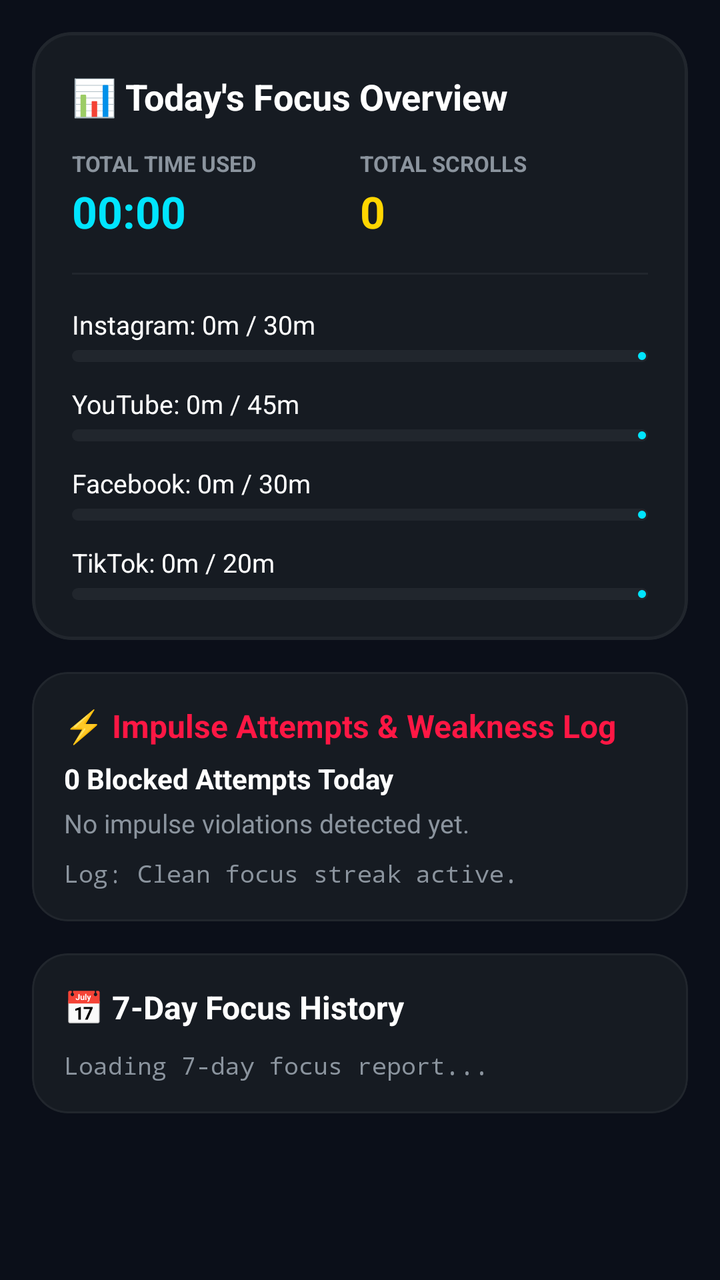
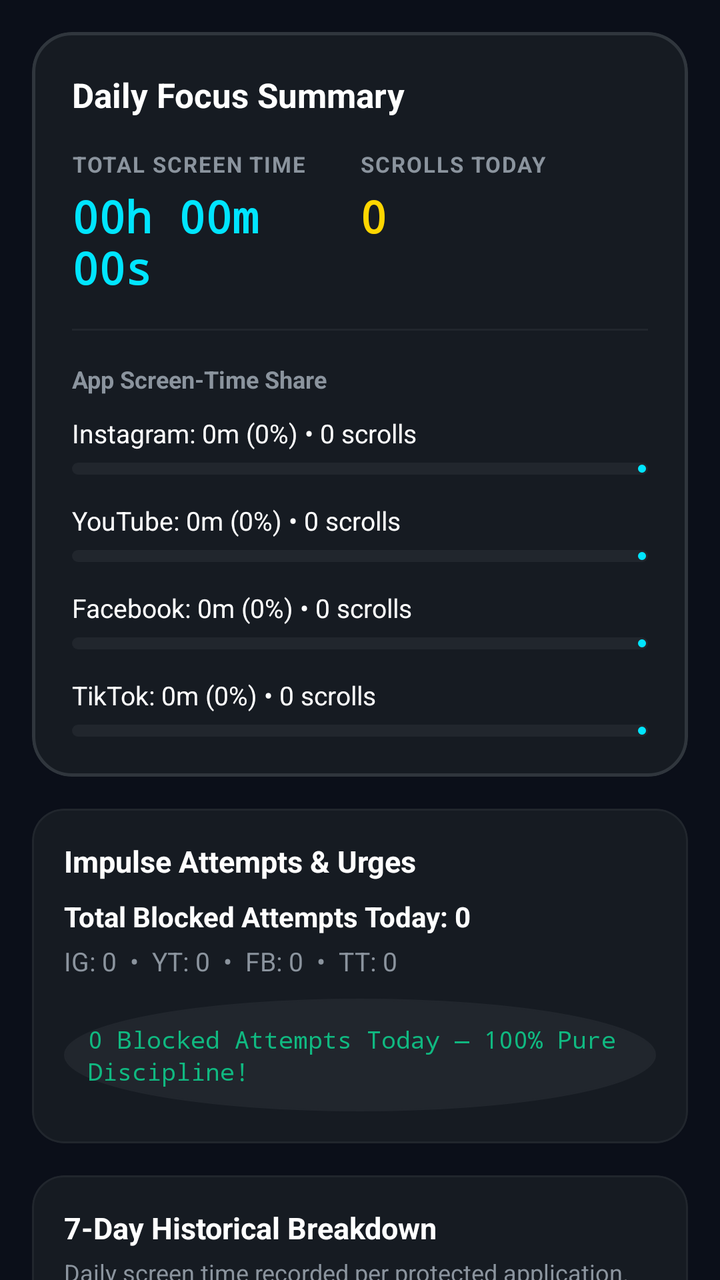

Two renders of the same Android screen: before a commit and after it. Below are the layout's source before the change and the commit's diff.
<!-- AndroidManifest.xml: application theme Theme.InstaGuard -->
<!-- res/layout/fragment_analytics.xml -->
<?xml version="1.0" encoding="utf-8"?>
<androidx.core.widget.NestedScrollView xmlns:android="http://schemas.android.com/apk/res/android"
    xmlns:app="http://schemas.android.com/apk/res-auto"
    xmlns:tools="http://schemas.android.com/tools"
    android:id="@+id/scrollAnalytics"
    android:layout_width="match_parent"
    android:layout_height="match_parent"
    android:background="@color/bg_primary"
    android:fillViewport="true">

    <LinearLayout
        android:id="@+id/layoutAnalyticsContent"
        android:layout_width="match_parent"
        android:layout_height="wrap_content"
        android:orientation="vertical"
        android:padding="16dp">

        
        <com.google.android.material.card.MaterialCardView
            android:id="@+id/cardAnalyticsReport"
            android:layout_width="match_parent"
            android:layout_height="wrap_content"
            android:layout_marginBottom="16dp"
            app:cardCornerRadius="20dp"
            app:cardElevation="0dp"
            app:strokeWidth="1.5dp"
            app:strokeColor="@color/surface_variant"
            app:cardBackgroundColor="@color/surface_card">

            <LinearLayout
                android:layout_width="match_parent"
                android:layout_height="wrap_content"
                android:orientation="vertical"
                android:padding="20dp">

                <TextView
                    android:layout_width="wrap_content"
                    android:layout_height="wrap_content"
                    android:text="📊 Today's Focus Overview"
                    android:textColor="@color/text_primary"
                    android:textSize="18sp"
                    android:textStyle="bold" />

                <LinearLayout
                    android:layout_width="match_parent"
                    android:layout_height="wrap_content"
                    android:layout_marginTop="14dp"
                    android:orientation="horizontal">

                    <LinearLayout
                        android:layout_width="0dp"
                        android:layout_height="wrap_content"
                        android:layout_weight="1"
                        android:orientation="vertical">

                        <TextView
                            android:layout_width="wrap_content"
                            android:layout_height="wrap_content"
                            android:text="TOTAL TIME USED"
                            android:textColor="@color/text_secondary"
                            android:textSize="11sp"
                            android:textStyle="bold" />

                        <TextView
                            android:id="@+id/tvAnalyticsTodayTotal"
                            android:layout_width="wrap_content"
                            android:layout_height="wrap_content"
                            android:layout_marginTop="2dp"
                            android:text="00:00"
                            android:textColor="@color/accent_neon_blue"
                            android:textSize="22sp"
                            android:textStyle="bold" />
                    </LinearLayout>

                    <LinearLayout
                        android:layout_width="0dp"
                        android:layout_height="wrap_content"
                        android:layout_weight="1"
                        android:orientation="vertical">

                        <TextView
                            android:layout_width="wrap_content"
                            android:layout_height="wrap_content"
                            android:text="TOTAL SCROLLS"
                            android:textColor="@color/text_secondary"
                            android:textSize="11sp"
                            android:textStyle="bold" />

                        <TextView
                            android:id="@+id/tvAnalyticsScrollsTotal"
                            android:layout_width="wrap_content"
                            android:layout_height="wrap_content"
                            android:layout_marginTop="2dp"
                            android:text="0"
                            android:textColor="@color/accent_yellow"
                            android:textSize="22sp"
                            android:textStyle="bold" />
                    </LinearLayout>
                </LinearLayout>

                <View
                    android:layout_width="match_parent"
                    android:layout_height="1dp"
                    android:layout_marginTop="16dp"
                    android:layout_marginBottom="16dp"
                    android:background="@color/surface_variant" />

                
                <TextView
                    android:id="@+id/tvAnalyticsInstagram"
                    android:layout_width="match_parent"
                    android:layout_height="wrap_content"
                    android:text="Instagram: 0m / 30m"
                    android:textColor="@color/text_primary"
                    android:textSize="13sp" />

                <com.google.android.material.progressindicator.LinearProgressIndicator
                    android:id="@+id/progressAnalyticsInstagram"
                    android:layout_width="match_parent"
                    android:layout_height="wrap_content"
                    android:layout_marginTop="4dp"
                    android:layout_marginBottom="12dp"
                    app:trackColor="@color/surface_variant"
                    app:indicatorColor="@color/accent_neon_blue"
                    app:trackCornerRadius="4dp"
                    app:trackThickness="6dp" />

                
                <TextView
                    android:id="@+id/tvAnalyticsYouTube"
                    android:layout_width="match_parent"
                    android:layout_height="wrap_content"
                    android:text="YouTube: 0m / 45m"
                    android:textColor="@color/text_primary"
                    android:textSize="13sp" />

                <com.google.android.material.progressindicator.LinearProgressIndicator
                    android:id="@+id/progressAnalyticsYouTube"
                    android:layout_width="match_parent"
                    android:layout_height="wrap_content"
                    android:layout_marginTop="4dp"
                    android:layout_marginBottom="12dp"
                    app:trackColor="@color/surface_variant"
                    app:indicatorColor="@color/accent_neon_blue"
                    app:trackCornerRadius="4dp"
                    app:trackThickness="6dp" />

                
                <TextView
                    android:id="@+id/tvAnalyticsFacebook"
                    android:layout_width="match_parent"
                    android:layout_height="wrap_content"
                    android:text="Facebook: 0m / 30m"
                    android:textColor="@color/text_primary"
                    android:textSize="13sp" />

                <com.google.android.material.progressindicator.LinearProgressIndicator
                    android:id="@+id/progressAnalyticsFacebook"
                    android:layout_width="match_parent"
                    android:layout_height="wrap_content"
                    android:layout_marginTop="4dp"
                    android:layout_marginBottom="12dp"
                    app:trackColor="@color/surface_variant"
                    app:indicatorColor="@color/accent_neon_blue"
                    app:trackCornerRadius="4dp"
                    app:trackThickness="6dp" />

                
                <TextView
                    android:id="@+id/tvAnalyticsTikTok"
                    android:layout_width="match_parent"
                    android:layout_height="wrap_content"
                    android:text="TikTok: 0m / 20m"
                    android:textColor="@color/text_primary"
                    android:textSize="13sp" />

                <com.google.android.material.progressindicator.LinearProgressIndicator
                    android:id="@+id/progressAnalyticsTikTok"
                    android:layout_width="match_parent"
                    android:layout_height="wrap_content"
                    android:layout_marginTop="4dp"
                    app:trackColor="@color/surface_variant"
                    app:indicatorColor="@color/accent_neon_blue"
                    app:trackCornerRadius="4dp"
                    app:trackThickness="6dp" />
            </LinearLayout>
        </com.google.android.material.card.MaterialCardView>

        
        <com.google.android.material.card.MaterialCardView
            android:id="@+id/cardWeaknessLog"
            android:layout_width="match_parent"
            android:layout_height="wrap_content"
            android:layout_marginBottom="16dp"
            app:cardCornerRadius="18dp"
            app:cardElevation="0dp"
            app:strokeWidth="1dp"
            app:strokeColor="@color/surface_variant"
            app:cardBackgroundColor="@color/surface_card">

            <LinearLayout
                android:layout_width="match_parent"
                android:layout_height="wrap_content"
                android:orientation="vertical"
                android:padding="16dp">

                <TextView
                    android:layout_width="wrap_content"
                    android:layout_height="wrap_content"
                    android:text="⚡ Impulse Attempts &amp; Weakness Log"
                    android:textColor="@color/accent_red"
                    android:textSize="16sp"
                    android:textStyle="bold" />

                <TextView
                    android:id="@+id/tvWeaknessTotalToday"
                    android:layout_width="wrap_content"
                    android:layout_height="wrap_content"
                    android:layout_marginTop="6dp"
                    android:text="0 Blocked Attempts Today"
                    android:textColor="@color/text_primary"
                    android:textSize="14sp"
                    android:textStyle="bold" />

                <TextView
                    android:id="@+id/tvWeaknessAppBreakdown"
                    android:layout_width="wrap_content"
                    android:layout_height="wrap_content"
                    android:layout_marginTop="4dp"
                    android:text="No impulse violations detected yet."
                    android:textColor="@color/text_secondary"
                    android:textSize="13sp" />

                <TextView
                    android:id="@+id/tvWeaknessImpulseLog"
                    android:layout_width="wrap_content"
                    android:layout_height="wrap_content"
                    android:layout_marginTop="8dp"
                    android:text="Log: Clean focus streak active."
                    android:textColor="@color/text_secondary"
                    android:textSize="12sp"
                    android:fontFamily="monospace" />
            </LinearLayout>
        </com.google.android.material.card.MaterialCardView>

        
        <com.google.android.material.card.MaterialCardView
            android:layout_width="match_parent"
            android:layout_height="wrap_content"
            android:layout_marginBottom="24dp"
            app:cardCornerRadius="18dp"
            app:cardElevation="0dp"
            app:strokeWidth="1dp"
            app:strokeColor="@color/surface_variant"
            app:cardBackgroundColor="@color/surface_card">

            <LinearLayout
                android:layout_width="match_parent"
                android:layout_height="wrap_content"
                android:orientation="vertical"
                android:padding="16dp">

                <TextView
                    android:layout_width="wrap_content"
                    android:layout_height="wrap_content"
                    android:text="📅 7-Day Focus History"
                    android:textColor="@color/text_primary"
                    android:textSize="16sp"
                    android:textStyle="bold" />

                <TextView
                    android:id="@+id/tvAnalytics7DayReport"
                    android:layout_width="match_parent"
                    android:layout_height="wrap_content"
                    android:layout_marginTop="10dp"
                    android:text="Loading 7-day focus report..."
                    android:textColor="@color/text_secondary"
                    android:textSize="12sp"
                    android:fontFamily="monospace" />
            </LinearLayout>
        </com.google.android.material.card.MaterialCardView>

    </LinearLayout>
</androidx.core.widget.NestedScrollView>
<!-- resources referenced by this layout -->
<resources>
  <color name="accent_neon_blue">#00E5FF</color>
  <color name="accent_red">#FF1744</color>
  <color name="accent_yellow">#FFD600</color>
  <color name="bg_primary">#0B0F19</color>
  <color name="surface_card">#161B22</color>
  <color name="surface_variant">#21262D</color>
  <color name="text_primary">#FFFFFF</color>
  <color name="text_secondary">#8B949E</color>
  <style name="Theme.InstaGuard" parent="Theme.Material3.Dark.NoActionBar">
          <item name="colorPrimary">@color/accent_neon_blue</item>
          <item name="colorPrimaryVariant">@color/primary_dark</item>
          <item name="colorOnPrimary">#0B0F19</item>
          <item name="colorSecondary">@color/accent_yellow</item>
          <item name="android:statusBarColor">@color/bg_primary</item>
          <item name="android:navigationBarColor">@color/surface_card</item>
          <item name="android:windowLightStatusBar" tools:targetApi="m">false</item>
          <item name="android:windowLightNavigationBar" tools:targetApi="o_mr1">false</item>
          <item name="android:windowBackground">@color/bg_primary</item>
      </style>
  <color name="primary_dark">#00B0FF</color>
</resources>

<!-- the commit's change to res/layout/fragment_analytics.xml (unified diff, before → after) -->
@@ -1,19 +1,24 @@
 <?xml version="1.0" encoding="utf-8"?>
-<androidx.core.widget.NestedScrollView xmlns:android="http://schemas.android.com/apk/res/android"
+<androidx.core.widget.NestedScrollView
+    xmlns:android="http://schemas.android.com/apk/res/android"
     xmlns:app="http://schemas.android.com/apk/res-auto"
     xmlns:tools="http://schemas.android.com/tools"
     android:id="@+id/scrollAnalytics"
     android:layout_width="match_parent"
     android:layout_height="match_parent"
     android:background="@color/bg_primary"
-    android:fillViewport="true">
+    android:fillViewport="true"
+    android:overScrollMode="never">
 
     <LinearLayout
         android:id="@+id/layoutAnalyticsContent"
         android:layout_width="match_parent"
         android:layout_height="wrap_content"
         android:orientation="vertical"
-        android:padding="16dp">
+        android:paddingStart="16dp"
+        android:paddingEnd="16dp"
+        android:paddingTop="16dp"
+        android:paddingBottom="24dp">
 
         
         <com.google.android.material.card.MaterialCardView
@@ -24,7 +29,7 @@
             app:cardCornerRadius="20dp"
             app:cardElevation="0dp"
             app:strokeWidth="1.5dp"
-            app:strokeColor="@color/surface_variant"
+            app:strokeColor="@color/border_card"
             app:cardBackgroundColor="@color/surface_card">
 
             <LinearLayout
@@ -36,15 +41,16 @@
                 <TextView
                     android:layout_width="wrap_content"
                     android:layout_height="wrap_content"
-                    android:text="📊 Today's Focus Overview"
-                    android:textColor="@color/text_primary"
-                    android:textSize="18sp"
-                    android:textStyle="bold" />
-
+                    android:text="Daily Focus Summary"
+                    android:textColor="@color/text_primary"
+                    android:textSize="17sp"
+                    android:textStyle="bold" />
+
+                
                 <LinearLayout
                     android:layout_width="match_parent"
                     android:layout_height="wrap_content"
-                    android:layout_marginTop="14dp"
+                    android:layout_marginTop="16dp"
                     android:orientation="horizontal">
 
                     <LinearLayout
@@ -56,20 +62,22 @@
                         <TextView
                             android:layout_width="wrap_content"
                             android:layout_height="wrap_content"
-                            android:text="TOTAL TIME USED"
+                            android:text="TOTAL SCREEN TIME"
                             android:textColor="@color/text_secondary"
                             android:textSize="11sp"
-                            android:textStyle="bold" />
+                            android:textStyle="bold"
+                            android:letterSpacing="0.06" />
 
                         <TextView
                             android:id="@+id/tvAnalyticsTodayTotal"
                             android:layout_width="wrap_content"
                             android:layout_height="wrap_content"
-                            android:layout_marginTop="2dp"
-                            android:text="00:00"
+                            android:layout_marginTop="4dp"
+                            android:text="00h 00m 00s"
                             android:textColor="@color/accent_neon_blue"
                             android:textSize="22sp"
-                            android:textStyle="bold" />
+                            android:textStyle="bold"
+                            android:fontFamily="monospace" />
                     </LinearLayout>
 
                     <LinearLayout
@@ -81,20 +89,22 @@
                         <TextView
                             android:layout_width="wrap_content"
                             android:layout_height="wrap_content"
-                            android:text="TOTAL SCROLLS"
+                            android:text="SCROLLS TODAY"
                             android:textColor="@color/text_secondary"
                             android:textSize="11sp"
-                            android:textStyle="bold" />
+                            android:textStyle="bold"
+                            android:letterSpacing="0.06" />
 
                         <TextView
                             android:id="@+id/tvAnalyticsScrollsTotal"
                             android:layout_width="wrap_content"
                             android:layout_height="wrap_content"
-                            android:layout_marginTop="2dp"
+                            android:layout_marginTop="4dp"
                             android:text="0"
                             android:textColor="@color/accent_yellow"
                             android:textSize="22sp"
-                            android:textStyle="bold" />
+                            android:textStyle="bold"
+                            android:fontFamily="monospace" />
                     </LinearLayout>
                 </LinearLayout>
 
@@ -103,14 +113,23 @@
                     android:layout_height="1dp"
                     android:layout_marginTop="16dp"
                     android:layout_marginBottom="16dp"
-                    android:background="@color/surface_variant" />
+                    android:background="@color/border_subtle" />
+
+                <TextView
+                    android:layout_width="wrap_content"
+                    android:layout_height="wrap_content"
+                    android:layout_marginBottom="10dp"
+                    android:text="App Screen-Time Share"
+                    android:textColor="@color/text_secondary"
+                    android:textSize="12sp"
+                    android:textStyle="bold" />
 
                 
                 <TextView
                     android:id="@+id/tvAnalyticsInstagram"
                     android:layout_width="match_parent"
                     android:layout_height="wrap_content"
-                    android:text="Instagram: 0m / 30m"
+                    android:text="Instagram: 0m (0%) • 0 scrolls"
                     android:textColor="@color/text_primary"
                     android:textSize="13sp" />
 
@@ -118,11 +137,11 @@
                     android:id="@+id/progressAnalyticsInstagram"
                     android:layout_width="match_parent"
                     android:layout_height="wrap_content"
-                    android:layout_marginTop="4dp"
-                    android:layout_marginBottom="12dp"
+                    android:layout_marginTop="6dp"
+                    android:layout_marginBottom="14dp"
                     app:trackColor="@color/surface_variant"
                     app:indicatorColor="@color/accent_neon_blue"
-                    app:trackCornerRadius="4dp"
+                    app:trackCornerRadius="3dp"
                     app:trackThickness="6dp" />
 
                 
@@ -130,7 +149,7 @@
                     android:id="@+id/tvAnalyticsYouTube"
                     android:layout_width="match_parent"
                     android:layout_height="wrap_content"
-                    android:text="YouTube: 0m / 45m"
+                    android:text="YouTube: 0m (0%) • 0 scrolls"
                     android:textColor="@color/text_primary"
                     android:textSize="13sp" />
 
@@ -138,11 +157,11 @@
                     android:id="@+id/progressAnalyticsYouTube"
                     android:layout_width="match_parent"
                     android:layout_height="wrap_content"
-                    android:layout_marginTop="4dp"
-                    android:layout_marginBottom="12dp"
+                    android:layout_marginTop="6dp"
+                    android:layout_marginBottom="14dp"
                     app:trackColor="@color/surface_variant"
                     app:indicatorColor="@color/accent_neon_blue"
-                    app:trackCornerRadius="4dp"
+                    app:trackCornerRadius="3dp"
                     app:trackThickness="6dp" />
 
                 
@@ -150,7 +169,7 @@
                     android:id="@+id/tvAnalyticsFacebook"
                     android:layout_width="match_parent"
                     android:layout_height="wrap_content"
-                    android:text="Facebook: 0m / 30m"
+                    android:text="Facebook: 0m (0%) • 0 scrolls"
                     android:textColor="@color/text_primary"
                     android:textSize="13sp" />
 
@@ -158,11 +177,11 @@
                     android:id="@+id/progressAnalyticsFacebook"
                     android:layout_width="match_parent"
                     android:layout_height="wrap_content"
-                    android:layout_marginTop="4dp"
-                    android:layout_marginBottom="12dp"
+                    android:layout_marginTop="6dp"
+                    android:layout_marginBottom="14dp"
                     app:trackColor="@color/surface_variant"
                     app:indicatorColor="@color/accent_neon_blue"
-                    app:trackCornerRadius="4dp"
+                    app:trackCornerRadius="3dp"
                     app:trackThickness="6dp" />
 
                 
@@ -170,7 +189,7 @@
                     android:id="@+id/tvAnalyticsTikTok"
                     android:layout_width="match_parent"
                     android:layout_height="wrap_content"
-                    android:text="TikTok: 0m / 20m"
+                    android:text="TikTok: 0m (0%) • 0 scrolls"
                     android:textColor="@color/text_primary"
                     android:textSize="13sp" />
 
@@ -178,10 +197,10 @@
                     android:id="@+id/progressAnalyticsTikTok"
                     android:layout_width="match_parent"
                     android:layout_height="wrap_content"
-                    android:layout_marginTop="4dp"
+                    android:layout_marginTop="6dp"
                     app:trackColor="@color/surface_variant"
                     app:indicatorColor="@color/accent_neon_blue"
-                    app:trackCornerRadius="4dp"
+                    app:trackCornerRadius="3dp"
                     app:trackThickness="6dp" />
             </LinearLayout>
         </com.google.android.material.card.MaterialCardView>
@@ -192,10 +211,10 @@
             android:layout_width="match_parent"
             android:layout_height="wrap_content"
             android:layout_marginBottom="16dp"
-            app:cardCornerRadius="18dp"
+            app:cardCornerRadius="16dp"
             app:cardElevation="0dp"
             app:strokeWidth="1dp"
-            app:strokeColor="@color/surface_variant"
+            app:strokeColor="@color/border_subtle"
             app:cardBackgroundColor="@color/surface_card">
 
             <LinearLayout
@@ -207,17 +226,17 @@
                 <TextView
                     android:layout_width="wrap_content"
                     android:layout_height="wrap_content"
-                    android:text="⚡ Impulse Attempts &amp; Weakness Log"
-                    android:textColor="@color/accent_red"
-                    android:textSize="16sp"
+                    android:text="Impulse Attempts &amp; Urges"
+                    android:textColor="@color/text_primary"
+                    android:textSize="15sp"
                     android:textStyle="bold" />
 
                 <TextView
                     android:id="@+id/tvWeaknessTotalToday"
                     android:layout_width="wrap_content"
                     android:layout_height="wrap_content"
-                    android:layout_marginTop="6dp"
-                    android:text="0 Blocked Attempts Today"
+                    android:layout_marginTop="8dp"
+                    android:text="Total Blocked Attempts Today: 0"
                     android:textColor="@color/text_primary"
                     android:textSize="14sp"
                     android:textStyle="bold" />
@@ -227,19 +246,23 @@
                     android:layout_width="wrap_content"
                     android:layout_height="wrap_content"
                     android:layout_marginTop="4dp"
-                    android:text="No impulse violations detected yet."
+                    android:text="IG: 0  •  YT: 0  •  FB: 0  •  TT: 0"
                     android:textColor="@color/text_secondary"
                     android:textSize="13sp" />
 
                 <TextView
                     android:id="@+id/tvWeaknessImpulseLog"
-                    android:layout_width="wrap_content"
-                    android:layout_height="wrap_content"
-                    android:layout_marginTop="8dp"
-                    android:text="Log: Clean focus streak active."
-                    android:textColor="@color/text_secondary"
+                    android:layout_width="match_parent"
+                    android:layout_height="wrap_content"
+                    android:layout_marginTop="10dp"
+                    android:background="@drawable/bg_refresh_circle"
+                    android:backgroundTint="@color/surface_variant"
+                    android:padding="12dp"
+                    android:text="0 Blocked Attempts Today — 100% Pure Discipline!"
+                    android:textColor="@color/status_green"
                     android:textSize="12sp"
-                    android:fontFamily="monospace" />
+                    android:fontFamily="monospace"
+                    android:lineSpacingExtra="2dp" />
             </LinearLayout>
         </com.google.android.material.card.MaterialCardView>
 
@@ -248,10 +271,10 @@
             android:layout_width="match_parent"
             android:layout_height="wrap_content"
             android:layout_marginBottom="24dp"
-            app:cardCornerRadius="18dp"
+            app:cardCornerRadius="16dp"
             app:cardElevation="0dp"
             app:strokeWidth="1dp"
-            app:strokeColor="@color/surface_variant"
+            app:strokeColor="@color/border_subtle"
             app:cardBackgroundColor="@color/surface_card">
 
             <LinearLayout
@@ -263,20 +286,32 @@
                 <TextView
                     android:layout_width="wrap_content"
                     android:layout_height="wrap_content"
-                    android:text="📅 7-Day Focus History"
-                    android:textColor="@color/text_primary"
-                    android:textSize="16sp"
-                    android:textStyle="bold" />
+                    android:text="7-Day Historical Breakdown"
+                    android:textColor="@color/text_primary"
+                    android:textSize="15sp"
+                    android:textStyle="bold" />
+
+                <TextView
+                    android:layout_width="wrap_content"
+                    android:layout_height="wrap_content"
+                    android:layout_marginTop="4dp"
+                    android:text="Daily screen time recorded per protected application."
+                    android:textColor="@color/text_secondary"
+                    android:textSize="12sp" />
 
                 <TextView
                     android:id="@+id/tvAnalytics7DayReport"
                     android:layout_width="match_parent"
                     android:layout_height="wrap_content"
                     android:layout_marginTop="10dp"
+                    android:background="@drawable/bg_refresh_circle"
+                    android:backgroundTint="@color/surface_variant"
+                    android:padding="12dp"
                     android:text="Loading 7-day focus report..."
                     android:textColor="@color/text_secondary"
                     android:textSize="12sp"
-                    android:fontFamily="monospace" />
+                    android:fontFamily="monospace"
+                    android:lineSpacingExtra="3dp" />
             </LinearLayout>
         </com.google.android.material.card.MaterialCardView>
 
<!-- resource entries referenced after the edit -->
@@ -1,13 +1,28 @@
 <!-- resources referenced by this layout -->
 <resources>
   <color name="accent_neon_blue">#00E5FF</color>
-  <color name="accent_red">#FF1744</color>
   <color name="accent_yellow">#FFD600</color>
   <color name="bg_primary">#0B0F19</color>
+  <color name="border_card">#30363D</color>
+  <color name="border_subtle">#21262D</color>
+  <color name="status_green">#10B981</color>
   <color name="surface_card">#161B22</color>
   <color name="surface_variant">#21262D</color>
   <color name="text_primary">#FFFFFF</color>
   <color name="text_secondary">#8B949E</color>
+  <!-- drawable bg_refresh_circle (drawable) -->
+  <?xml version="1.0" encoding="utf-8"?>
+  <ripple xmlns:android="http://schemas.android.com/apk/res/android"
+      android:color="#3300E5FF">
+      <item>
+          <shape android:shape="oval">
+              <solid android:color="@color/surface_variant" />
+              <stroke
+                  android:width="1dp"
+                  android:color="@color/border_subtle" />
+          </shape>
+      </item>
+  </ripple>
   <style name="Theme.InstaGuard" parent="Theme.Material3.Dark.NoActionBar">
           <item name="colorPrimary">@color/accent_neon_blue</item>
           <item name="colorPrimaryVariant">@color/primary_dark</item>
@@ -18,7 +33,15 @@
           <item name="android:windowLightStatusBar" tools:targetApi="m">false</item>
           <item name="android:windowLightNavigationBar" tools:targetApi="o_mr1">false</item>
           <item name="android:windowBackground">@color/bg_primary</item>
+          <item name="materialCardViewStyle">@style/Widget.InstaGuard.Card</item>
       </style>
   <color name="primary_dark">#00B0FF</color>
+  <style name="Widget.InstaGuard.Card" parent="Widget.Material3.CardView.Filled">
+          <item name="cardBackgroundColor">@color/surface_card</item>
+          <item name="cardCornerRadius">16dp</item>
+          <item name="strokeWidth">1dp</item>
+          <item name="strokeColor">@color/border_subtle</item>
+          <item name="cardElevation">0dp</item>
+      </style>
 </resources>
 
